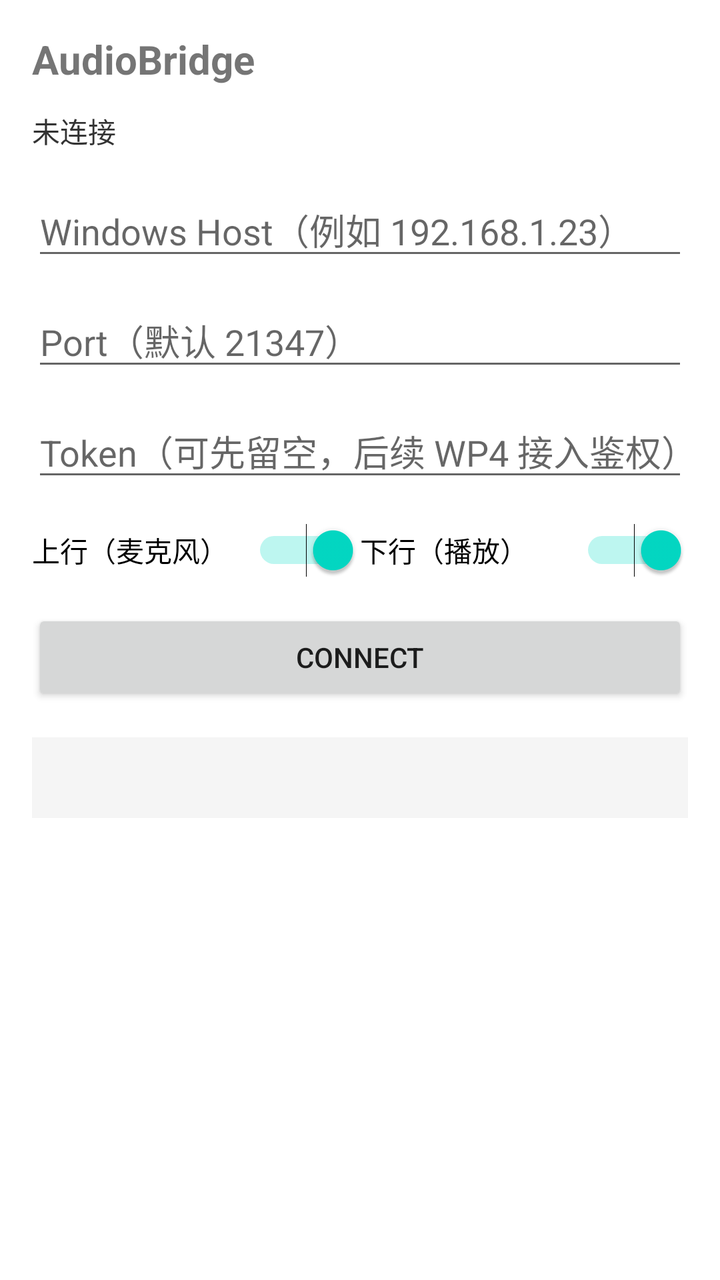
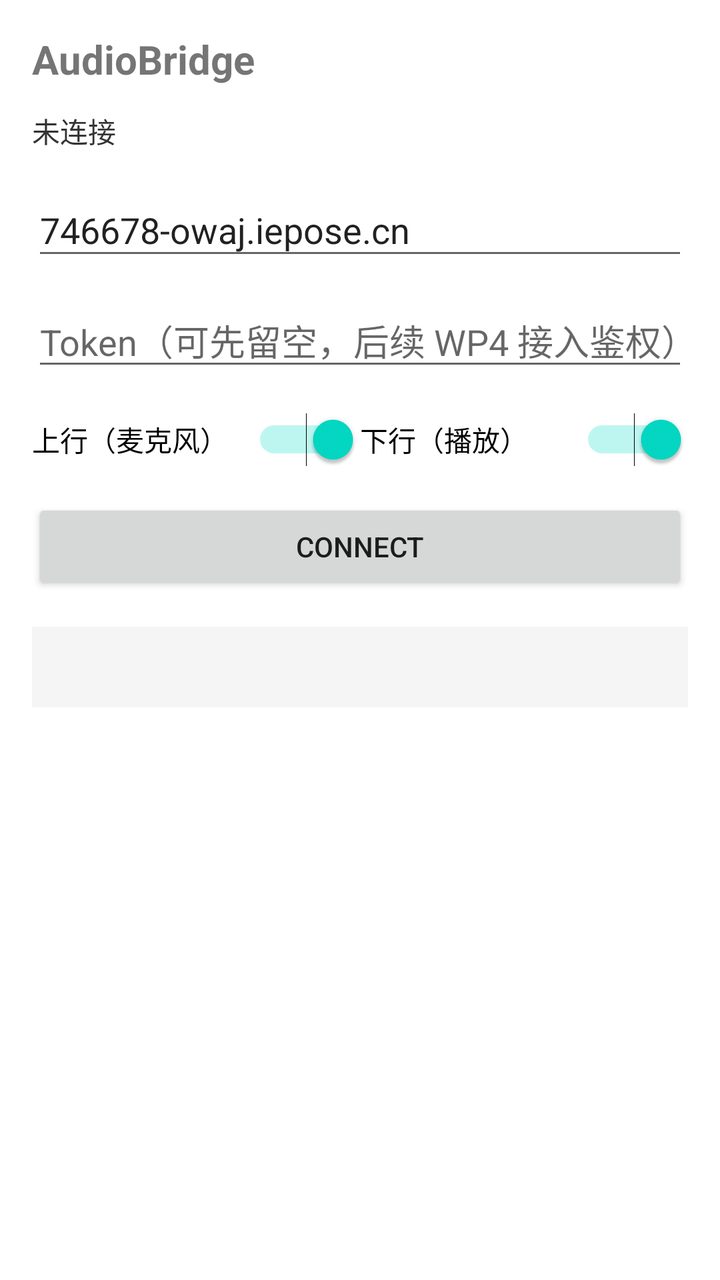

The first picture is an Android layout as it rendered before a commit; the second is the same layout after the commit. The layout source and the unified diff follow.
<!-- AndroidManifest.xml: application theme Theme.AudioBridgeClient -->
<!-- res/layout/activity_main.xml -->
<?xml version="1.0" encoding="utf-8"?>
<ScrollView
    xmlns:android="http://schemas.android.com/apk/res/android"
    xmlns:app="http://schemas.android.com/apk/res-auto"
    android:layout_width="match_parent"
    android:layout_height="match_parent">

    <androidx.constraintlayout.widget.ConstraintLayout
        android:layout_width="match_parent"
        android:layout_height="wrap_content"
        android:padding="16dp">

        <TextView
            android:id="@+id/titleText"
            android:layout_width="0dp"
            android:layout_height="wrap_content"
            android:text="@string/app_name"
            android:textSize="20sp"
            android:textStyle="bold"
            app:layout_constraintTop_toTopOf="parent"
            app:layout_constraintStart_toStartOf="parent"
            app:layout_constraintEnd_toEndOf="parent" />

        <TextView
            android:id="@+id/statusText"
            android:layout_width="0dp"
            android:layout_height="wrap_content"
            android:layout_marginTop="12dp"
            android:text="@string/status_idle"
            android:textColor="#333333"
            app:layout_constraintTop_toBottomOf="@id/titleText"
            app:layout_constraintStart_toStartOf="parent"
            app:layout_constraintEnd_toEndOf="parent" />

        <EditText
            android:id="@+id/hostInput"
            android:layout_width="0dp"
            android:layout_height="wrap_content"
            android:layout_marginTop="16dp"
            android:hint="@string/hint_host"
            android:inputType="textUri"
            app:layout_constraintTop_toBottomOf="@id/statusText"
            app:layout_constraintStart_toStartOf="parent"
            app:layout_constraintEnd_toEndOf="parent" />

        <EditText
            android:id="@+id/portInput"
            android:layout_width="0dp"
            android:layout_height="wrap_content"
            android:layout_marginTop="12dp"
            android:hint="@string/hint_port"
            android:inputType="number"
            app:layout_constraintTop_toBottomOf="@id/hostInput"
            app:layout_constraintStart_toStartOf="parent"
            app:layout_constraintEnd_toEndOf="parent" />

        <EditText
            android:id="@+id/tokenInput"
            android:layout_width="0dp"
            android:layout_height="wrap_content"
            android:layout_marginTop="12dp"
            android:hint="@string/hint_token"
            android:inputType="textPassword"
            app:layout_constraintTop_toBottomOf="@id/portInput"
            app:layout_constraintStart_toStartOf="parent"
            app:layout_constraintEnd_toEndOf="parent" />

        
        <LinearLayout
            android:id="@+id/switchContainer"
            android:layout_width="0dp"
            android:layout_height="wrap_content"
            android:layout_marginTop="16dp"
            android:orientation="horizontal"
            app:layout_constraintTop_toBottomOf="@id/tokenInput"
            app:layout_constraintStart_toStartOf="parent"
            app:layout_constraintEnd_toEndOf="parent">

            <Switch
                android:id="@+id/uplinkSwitch"
                android:layout_width="0dp"
                android:layout_height="wrap_content"
                android:layout_weight="1"
                android:text="上行（麦克风）"
                android:checked="true" />

            <Switch
                android:id="@+id/downlinkSwitch"
                android:layout_width="0dp"
                android:layout_height="wrap_content"
                android:layout_weight="1"
                android:text="下行（播放）"
                android:checked="true" />
        </LinearLayout>

        <Button
            android:id="@+id/connectButton"
            android:layout_width="0dp"
            android:layout_height="wrap_content"
            android:layout_marginTop="16dp"
            android:text="@string/btn_connect"
            app:layout_constraintTop_toBottomOf="@id/switchContainer"
            app:layout_constraintStart_toStartOf="parent"
            app:layout_constraintEnd_toEndOf="parent" />

        
        <TextView
            android:id="@+id/audioStatusText"
            android:layout_width="0dp"
            android:layout_height="wrap_content"
            android:layout_marginTop="16dp"
            android:fontFamily="monospace"
            android:textSize="12sp"
            android:textColor="#666666"
            android:background="#F5F5F5"
            android:padding="12dp"
            app:layout_constraintTop_toBottomOf="@id/connectButton"
            app:layout_constraintStart_toStartOf="parent"
            app:layout_constraintEnd_toEndOf="parent" />

    </androidx.constraintlayout.widget.ConstraintLayout>
</ScrollView>
<!-- resources referenced by this layout -->
<resources>
  <string name="app_name">AudioBridge</string>
  <string name="btn_connect">Connect</string>
  <string name="hint_host">Windows Host（例如 192.168.1.23）</string>
  <string name="hint_port">Port（默认 21347）</string>
  <string name="hint_token">Token（可先留空，后续 WP4 接入鉴权）</string>
  <string name="status_idle">未连接</string>
  <style name="Theme.AudioBridgeClient" parent="Theme.MaterialComponents.DayNight.NoActionBar">
          
          <item name="colorPrimary">@color/purple_500</item>
          <item name="colorPrimaryVariant">@color/purple_700</item>
          <item name="colorOnPrimary">@color/white</item>
          <item name="colorSecondary">@color/teal_200</item>
          <item name="colorSecondaryVariant">@color/teal_700</item>
          <item name="colorOnSecondary">@color/black</item>
          <item name="android:statusBarColor">?attr/colorPrimaryVariant</item>
          <item name="android:navigationBarColor">?attr/colorPrimaryVariant</item>
          <item name="android:windowBackground">@color/white</item>
      </style>
  <color name="purple_500">#6200EE</color>
  <color name="purple_700">#3700B3</color>
  <color name="white">#FFFFFF</color>
  <color name="teal_200">#03DAC5</color>
  <color name="teal_700">#018786</color>
  <color name="black">#000000</color>
</resources>

<!-- the commit's change to res/layout/activity_main.xml (unified diff, before → after) -->
@@ -37,20 +37,10 @@
             android:layout_width="0dp"
             android:layout_height="wrap_content"
             android:layout_marginTop="16dp"
-            android:hint="@string/hint_host"
+            android:hint="服务器地址 (域名或IP:端口)"
+            android:text="746678-owaj.iepose.cn"
             android:inputType="textUri"
             app:layout_constraintTop_toBottomOf="@id/statusText"
-            app:layout_constraintStart_toStartOf="parent"
-            app:layout_constraintEnd_toEndOf="parent" />
-
-        <EditText
-            android:id="@+id/portInput"
-            android:layout_width="0dp"
-            android:layout_height="wrap_content"
-            android:layout_marginTop="12dp"
-            android:hint="@string/hint_port"
-            android:inputType="number"
-            app:layout_constraintTop_toBottomOf="@id/hostInput"
             app:layout_constraintStart_toStartOf="parent"
             app:layout_constraintEnd_toEndOf="parent" />
 
@@ -61,7 +51,7 @@
             android:layout_marginTop="12dp"
             android:hint="@string/hint_token"
             android:inputType="textPassword"
-            app:layout_constraintTop_toBottomOf="@id/portInput"
+            app:layout_constraintTop_toBottomOf="@id/hostInput"
             app:layout_constraintStart_toStartOf="parent"
             app:layout_constraintEnd_toEndOf="parent" />
 
<!-- resource entries referenced after the edit -->
@@ -2,8 +2,6 @@
 <resources>
   <string name="app_name">AudioBridge</string>
   <string name="btn_connect">Connect</string>
-  <string name="hint_host">Windows Host（例如 192.168.1.23）</string>
-  <string name="hint_port">Port（默认 21347）</string>
   <string name="hint_token">Token（可先留空，后续 WP4 接入鉴权）</string>
   <string name="status_idle">未连接</string>
   <style name="Theme.AudioBridgeClient" parent="Theme.MaterialComponents.DayNight.NoActionBar">
